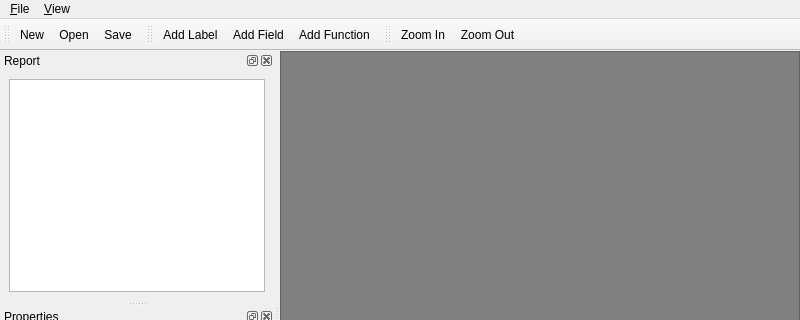
First picture: the form in designer/fd.ui, repository shulai/franq, before the edit; both pictures show x 0 to 800 and y 0 to 320 of the 800 by 600 pixel window.
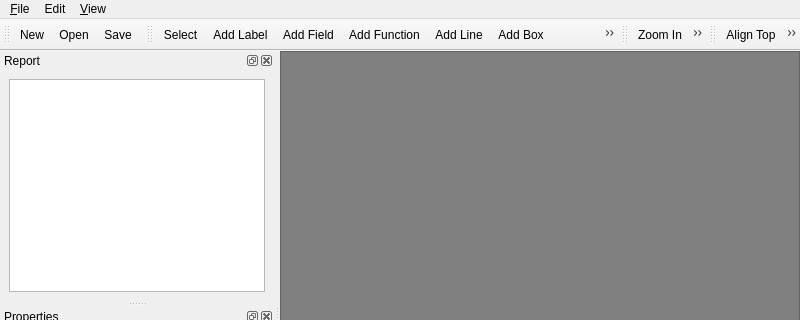
Second picture: the form after the edit. Icons and pictures are not drawn.

Commit message: Add item selection, alignment

Patch:
```diff
--- a/designer/fd.ui
+++ b/designer/fd.ui
@@ -32,7 +32,7 @@
      <x>0</x>
      <y>0</y>
      <width>800</width>
-     <height>25</height>
+     <height>21</height>
     </rect>
    </property>
    <widget class="QMenu" name="menu_File">
@@ -52,8 +52,23 @@
     </property>
     <addaction name="action_Zoom_In"/>
     <addaction name="action_Zoom_Out"/>
+    <addaction name="separator"/>
+    <addaction name="actionShow_Zoom_Toolbar"/>
+    <addaction name="actionShow_Alignment_Toolbar"/>
+   </widget>
+   <widget class="QMenu" name="menuEdit">
+    <property name="title">
+     <string>Edit</string>
+    </property>
+    <addaction name="actionAlign_Top"/>
+    <addaction name="actionAlign_Middle"/>
+    <addaction name="actionAlign_Bottom"/>
+    <addaction name="actionAlign_Left"/>
+    <addaction name="actionAlign_Center"/>
+    <addaction name="actionAlign_Right"/>
    </widget>
    <addaction name="menu_File"/>
+   <addaction name="menuEdit"/>
    <addaction name="menu_View"/>
   </widget>
   <widget class="QStatusBar" name="statusbar"/>
@@ -140,9 +155,13 @@
    <attribute name="toolBarBreak">
     <bool>false</bool>
    </attribute>
+   <addaction name="actionSelect"/>
    <addaction name="action_Add_Label"/>
    <addaction name="action_Add_Field"/>
    <addaction name="action_Add_Function"/>
+   <addaction name="actionAdd_Line"/>
+   <addaction name="actionAdd_Box"/>
+   <addaction name="actionAdd_Image"/>
   </widget>
   <widget class="QToolBar" name="toolBar_3">
    <property name="windowTitle">
@@ -157,6 +176,25 @@
    <addaction name="action_Zoom_In"/>
    <addaction name="action_Zoom_Out"/>
   </widget>
+  <widget class="QToolBar" name="alignmentToolBar">
+   <property name="windowTitle">
+    <string>toolBar_4</string>
+   </property>
+   <attribute name="toolBarArea">
+    <enum>TopToolBarArea</enum>
+   </attribute>
+   <attribute name="toolBarBreak">
+    <bool>false</bool>
+   </attribute>
+   <addaction name="actionAlign_Top"/>
+   <addaction name="actionAlign_Middle"/>
+   <addaction name="actionAlign_Bottom"/>
+   <addaction name="actionAlign_Left"/>
+   <addaction name="actionAlign_Center"/>
+   <addaction name="actionAlign_Right"/>
+   <addaction name="actionDistribute_Horizontally"/>
+   <addaction name="actionDistribute_Vertically"/>
+  </widget>
   <action name="action_New">
    <property name="icon">
     <iconset theme="document-new">
@@ -250,6 +288,125 @@
     <string>Add Field</string>
    </property>
   </action>
+  <action name="actionAdd_Line">
+   <property name="text">
+    <string>Add Line</string>
+   </property>
+  </action>
+  <action name="actionAdd_Box">
+   <property name="text">
+    <string>Add Box</string>
+   </property>
+  </action>
+  <action name="actionAdd_Image">
+   <property name="text">
+    <string>Add Image</string>
+   </property>
+  </action>
+  <action name="actionSelect">
+   <property name="text">
+    <string>Select</string>
+   </property>
+  </action>
+  <action name="actionAlign_Top">
+   <property name="text">
+    <string>Align Top</string>
+   </property>
+  </action>
+  <action name="actionAlign_Middle">
+   <property name="text">
+    <string>Align Middle</string>
+   </property>
+  </action>
+  <action name="actionAlign_Bottom">
+   <property name="text">
+    <string>Align Bottom</string>
+   </property>
+  </action>
+  <action name="actionAlign_Left">
+   <property name="text">
+    <string>Align Left</string>
+   </property>
+  </action>
+  <action name="actionAlign_Center">
+   <property name="text">
+    <string>Align Center</string>
+   </property>
+  </action>
+  <action name="actionAlign_Right">
+   <property name="text">
+    <string>Align Right</string>
+   </property>
+  </action>
+  <action name="actionShow_Zoom_Toolbar">
+   <property name="checkable">
+    <bool>true</bool>
+   </property>
+   <property name="text">
+    <string>Show Zoom Toolbar</string>
+   </property>
+  </action>
+  <action name="actionShow_Alignment_Toolbar">
+   <property name="checkable">
+    <bool>true</bool>
+   </property>
+   <property name="text">
+    <string>Show Alignment Toolbar</string>
+   </property>
+  </action>
+  <action name="actionDistribute_Horizontally">
+   <property name="text">
+    <string>Distribute Horizontally</string>
+   </property>
+  </action>
+  <action name="actionDistribute_Vertically">
+   <property name="text">
+    <string>Distribute Vertically</string>
+   </property>
+  </action>
+  <action name="actionAdd_begin_band">
+   <property name="text">
+    <string>Add begin band</string>
+   </property>
+  </action>
+  <action name="actionRemove_Begin_Band">
+   <property name="text">
+    <string>Remove Begin Band</string>
+   </property>
+  </action>
+  <action name="actionAdd_Summary_Band">
+   <property name="text">
+    <string>Add Summary Band</string>
+   </property>
+   <property name="toolTip">
+    <string>Add Summary Band</string>
+   </property>
+  </action>
+  <action name="actionRemove_summary_band">
+   <property name="text">
+    <string>Remove summary band</string>
+   </property>
+  </action>
+  <action name="actionAdd_Page_Header">
+   <property name="text">
+    <string>Add Page Header</string>
+   </property>
+  </action>
+  <action name="actionRemove_Page_Header">
+   <property name="text">
+    <string>Remove Page Header</string>
+   </property>
+  </action>
+  <action name="actionAdd_Page_Footer">
+   <property name="text">
+    <string>Add Page Footer</string>
+   </property>
+  </action>
+  <action name="actionRemove_Page_Footer">
+   <property name="text">
+    <string>Remove Page Footer</string>
+   </property>
+  </action>
  </widget>
  <resources/>
  <connections>
```
Left out of the diff: 34 changed lines with no effect on the pictures. The commit also changes 1 other file.
